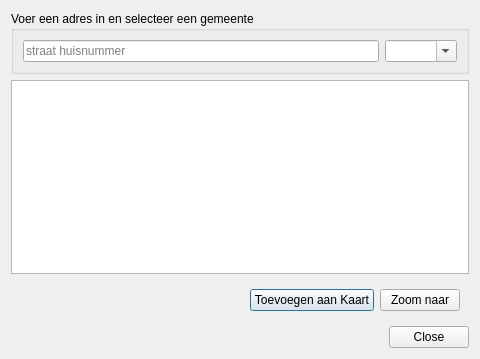
Before: the Qt Designer form ui_geopunt4qgis.ui in warrieka/geopunt4Qgis, drawn with Qt 5.
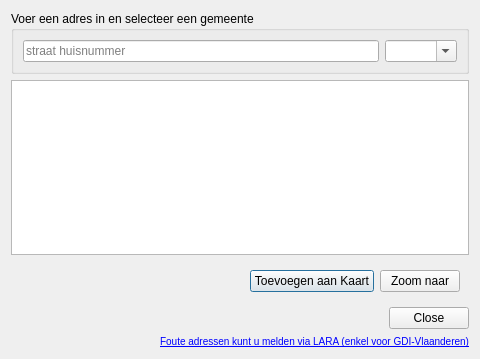
After: the same form once the commit is applied. Icons and pictures are not drawn.

What changed in the file:
```diff
--- a/ui_geopunt4qgis.ui
+++ b/ui_geopunt4qgis.ui
@@ -85,6 +85,22 @@
      </property>
     </widget>
    </item>
+   <item>
+    <widget class="QLabel" name="laraLbl">
+     <property name="text">
+      <string>&lt;small&gt;&lt;a href=&quot;http://crab.agiv.be/Lara&quot;&gt;Foute adressen kunt u melden via LARA (enkel voor GDI-Vlaanderen)&lt;/a&gt;&lt;/small&gt;</string>
+     </property>
+     <property name="alignment">
+      <set>Qt::AlignBottom|Qt::AlignRight|Qt::AlignTrailing</set>
+     </property>
+     <property name="margin">
+      <number>-1</number>
+     </property>
+     <property name="openExternalLinks">
+      <bool>true</bool>
+     </property>
+    </widget>
+   </item>
   </layout>
  </widget>
  <resources>
```
